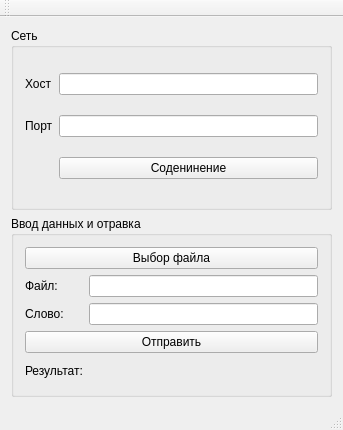
First picture: the form in client/MainWindow.ui, repository netgeck/rubius_test, before the edit.
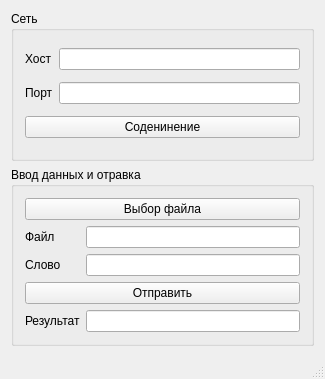
Second picture: the form after the edit.

Commit message: client: Дизайн. Удалил пустые меню; Выравнивание. Кнопка "Соединение" во всю ширину; Результат выводится в lineEdit;

```diff
--- a/client/MainWindow.ui
+++ b/client/MainWindow.ui
@@ -6,8 +6,8 @@
    <rect>
     <x>0</x>
     <y>0</y>
-    <width>343</width>
-    <height>430</height>
+    <width>325</width>
+    <height>379</height>
    </rect>
   </property>
   <property name="windowTitle">
@@ -41,7 +41,7 @@
        <item row="1" column="1">
         <widget class="QLineEdit" name="lineEdit_port"/>
        </item>
-       <item row="2" column="1">
+       <item row="2" column="0" colspan="2">
         <widget class="QPushButton" name="pushButton_connect">
          <property name="text">
           <string>Соденинение</string>
@@ -60,7 +60,10 @@
        <item row="1" column="0">
         <widget class="QLabel" name="label">
          <property name="text">
-          <string>Файл:</string>
+          <string>Файл</string>
+         </property>
+         <property name="buddy">
+          <cstring>lineEdit_file</cstring>
          </property>
         </widget>
        </item>
@@ -77,7 +80,10 @@
        <item row="2" column="0">
         <widget class="QLabel" name="label_word">
          <property name="text">
-          <string>Слово:</string>
+          <string>Слово</string>
+         </property>
+         <property name="buddy">
+          <cstring>lineEdit_word</cstring>
          </property>
         </widget>
        </item>
@@ -87,7 +93,10 @@
        <item row="4" column="0">
         <widget class="QLabel" name="label_res">
          <property name="text">
-          <string>Результат:</string>
+          <string>Результат</string>
+         </property>
+         <property name="buddy">
+          <cstring>lineEdit_result</cstring>
          </property>
         </widget>
        </item>
@@ -106,9 +115,9 @@
         </widget>
        </item>
        <item row="4" column="1">
-        <widget class="QLabel" name="label_resOut">
-         <property name="text">
-          <string/>
+        <widget class="QLineEdit" name="lineEdit_result">
+         <property name="readOnly">
+          <bool>true</bool>
          </property>
         </widget>
        </item>
@@ -117,24 +126,6 @@
     </item>
    </layout>
   </widget>
-  <widget class="QMenuBar" name="menuBar">
-   <property name="geometry">
-    <rect>
-     <x>0</x>
-     <y>0</y>
-     <width>343</width>
-     <height>22</height>
-    </rect>
-   </property>
-  </widget>
-  <widget class="QToolBar" name="mainToolBar">
-   <attribute name="toolBarArea">
-    <enum>TopToolBarArea</enum>
-   </attribute>
-   <attribute name="toolBarBreak">
-    <bool>false</bool>
-   </attribute>
-  </widget>
   <widget class="QStatusBar" name="statusBar"/>
  </widget>
  <layoutdefault spacing="6" margin="11"/>
```
Left out of the diff: 6 changed lines with no effect on the pictures. The commit also changes 1 other file.
